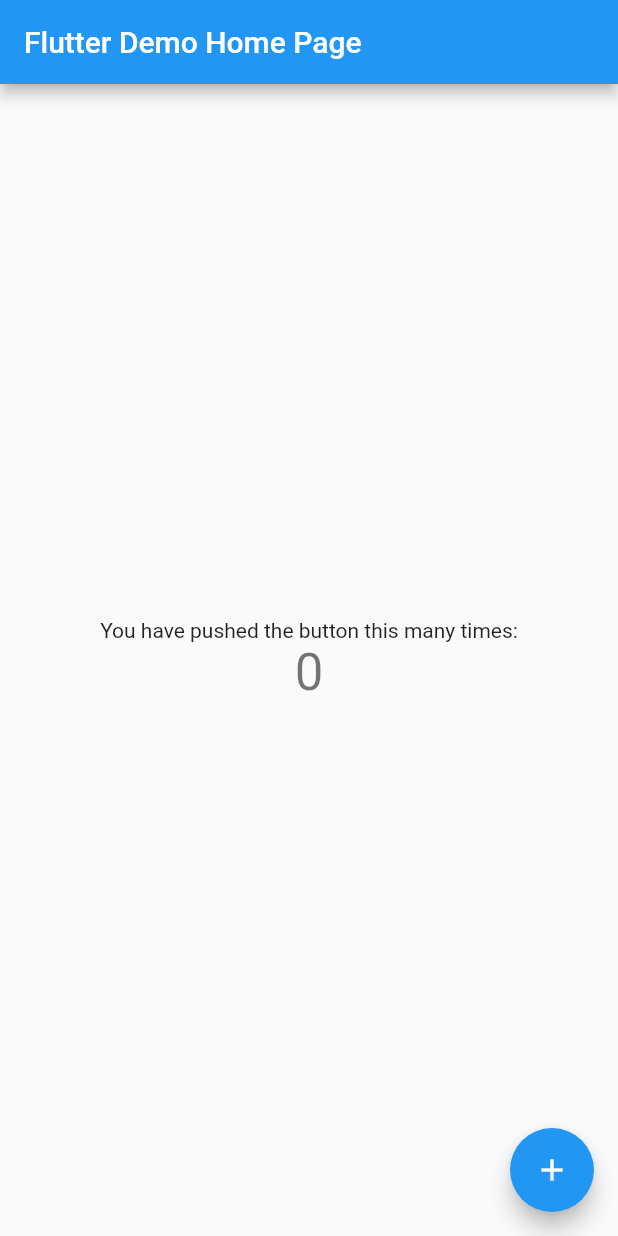
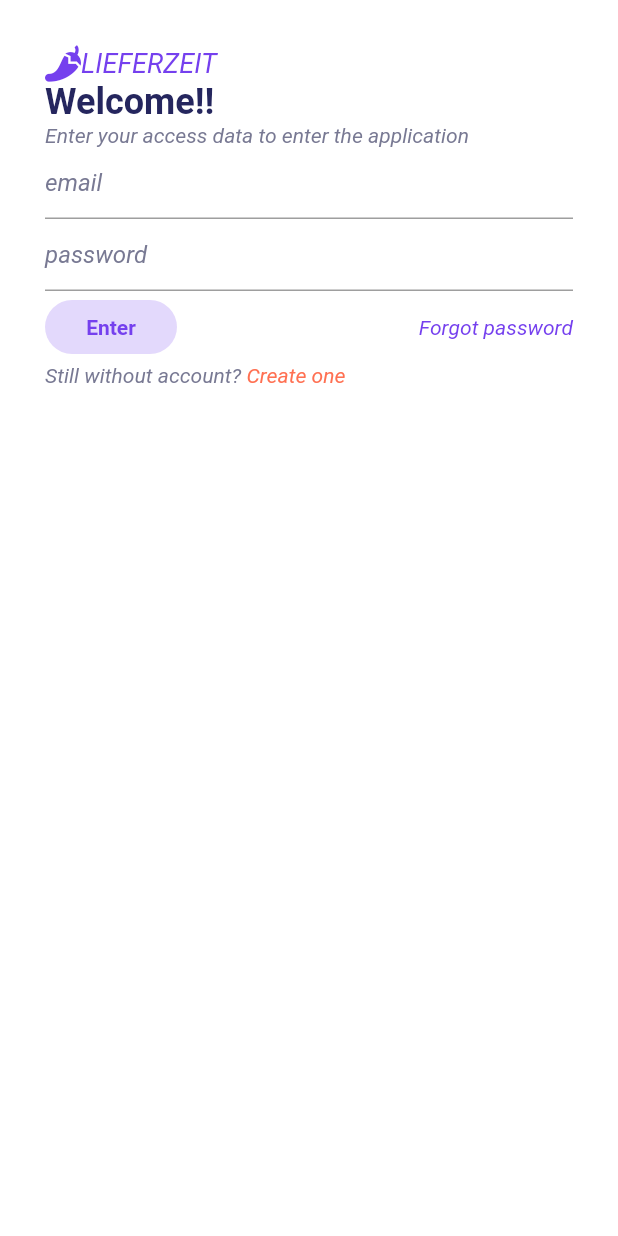
Before and after one commit to marcionitao/lieferzeit, a Flutter app: the screen it shows after launch, on a phone screen of 412 x 824 dp. Run offline on Flutter 3.47's test engine with Material 2 defaults, Android fonts, the phone set to English and light mode, and no system bars; our stand-ins replace font_awesome_flutter, get, google_fonts; Roboto replaces fonts that are missing (Cantarell).

Commit message:
add login page

```diff
--- /dev/null
+++ b/lib/login.dart
@@ -0,0 +1,107 @@
+import 'package:flutter/material.dart';
+import 'package:font_awesome_flutter/font_awesome_flutter.dart';
+
+class LoginPage extends StatelessWidget {
+
+  @override
+  Widget build(BuildContext context) {
+    return Scaffold(
+      backgroundColor: Colors.white,
+      body: SafeArea(
+        minimum: const EdgeInsets.all(30),
+        child: Column(
+          // alinha na vertical
+          crossAxisAlignment: CrossAxisAlignment.start,
+          mainAxisSize: MainAxisSize.max,
+          children: [
+            Row(
+              children: [
+                Icon(
+                  FontAwesomeIcons.pepperHot,
+                  color: Color(0xFF7540EE)
+                ),
+                Text('LIEFERZEIT',
+                style: TextStyle(
+                  fontSize: 18,
+                  fontStyle: FontStyle.italic,
+                  color: Color(0xFF7540EE)
+                  ),
+                )
+              ],
+            ),
+
+            Text("Welcome!!", style: TextStyle(
+              color: Color(0xFF25265E),
+              fontSize: 24,
+              fontWeight: FontWeight.bold
+            ),),
+
+            Text("Enter your access data to enter the application", style: TextStyle(
+              color: Color(0xFF787993),
+              fontStyle: FontStyle.italic,
+            ),),
+
+            TextFormField(
+              decoration: InputDecoration(
+                hintText: 'email',
+                hintStyle: TextStyle(
+                  fontSize: 16,
+                  color: Color(0xFF787993),
+                  fontStyle: FontStyle.italic
+                )
+              )
+            ),
+
+            TextFormField(
+              decoration: InputDecoration(
+                hintText: 'password',
+                hintStyle: TextStyle(
+                  fontSize: 16,
+                  color: Color(0xFF787993),
+                  fontStyle: FontStyle.italic
+                )
+              )
+            ),
+
+            Row(
+              // espaçamento entre os objetos
+              mainAxisAlignment: MainAxisAlignment.spaceBetween,
+              children: [
+                FlatButton(
+                  onPressed: () => null,
+                  child: Text("Enter", style: TextStyle(
+                    color: Color(0xFF7540EE),
+                    fontWeight: FontWeight.bold
+                  ),),
+                  color: Color(0xFF7540EE).withOpacity(.2),
+                  shape: RoundedRectangleBorder(
+                    borderRadius: BorderRadius.circular(25)
+                  )
+                ),
+
+                Text("Forgot password", style: TextStyle(
+                  color: Color(0xFF7540EE),
+                  fontStyle: FontStyle.italic,
+                ),),
+              ],
+            ),
+
+            Row(
+              children: [
+                Text("Still without account? ", style: TextStyle(
+                  color: Color(0xFF787993),
+                  fontStyle: FontStyle.italic,
+                ),),
+
+                Text("Create one", style: TextStyle(
+                  color: Color(0xFFFF7052),
+                  fontStyle: FontStyle.italic,
+                ),),
+              ],
+            )
+          ],
+        ),
+      )
+    );
+  }
+}
--- a/lib/main.dart
+++ b/lib/main.dart
@@ -1,5 +1,8 @@
 import 'package:flutter/material.dart';
 import 'package:get/get.dart';
+import 'package:google_fonts/google_fonts.dart';
+
+import 'login.dart';
 void main() {
   runApp(MyApp());
 }
@@ -16,56 +19,12 @@ class MyApp extends StatelessWidget {
       theme: ThemeData(
         primarySwatch: Colors.blue,
         visualDensity: VisualDensity.adaptivePlatformDensity,
+        //add Google Fonts
+        textTheme: GoogleFonts.cantarellTextTheme(
+          Theme.of(context).textTheme,
+        )
       ),
-      home: MyHomePage(title: 'Flutter Demo Home Page'),
+      home: LoginPage(),
     );
   }
 }
-
-class MyHomePage extends StatefulWidget {
-  MyHomePage({Key key, this.title}) : super(key: key);
-
-  final String title;
-
-  @override
-  _MyHomePageState createState() => _MyHomePageState();
-}
-
-class _MyHomePageState extends State<MyHomePage> {
-  int _counter = 0;
-
-  void _incrementCounter() {
-    setState(() {
-      _counter++;
-    });
-  }
-
-  @override
-  Widget build(BuildContext context) {
-
-    return Scaffold(
-      appBar: AppBar(
-        title: Text(widget.title),
-      ),
-      body: Center(
-        child: Column(
-          mainAxisAlignment: MainAxisAlignment.center,
-          children: <Widget>[
-            Text(
-              'You have pushed the button this many times:',
-            ),
-            Text(
-              '$_counter',
-              style: Theme.of(context).textTheme.headline4,
-            ),
-          ],
-        ),
-      ),
-      floatingActionButton: FloatingActionButton(
-        onPressed: _incrementCounter,
-        tooltip: 'Increment',
-        child: Icon(Icons.add),
-      ),
-    );
-  }
-}
--- a/pubspec.yaml
+++ b/pubspec.yaml
@@ -25,6 +25,8 @@ dependencies:
     sdk: flutter
 
   get:
+  google_fonts: ^1.1.0
+  font_awesome_flutter: ^8.8.1
 
 
   # The following adds the Cupertino Icons font to your application.
```
Also changed, not shown: pubspec.lock.
